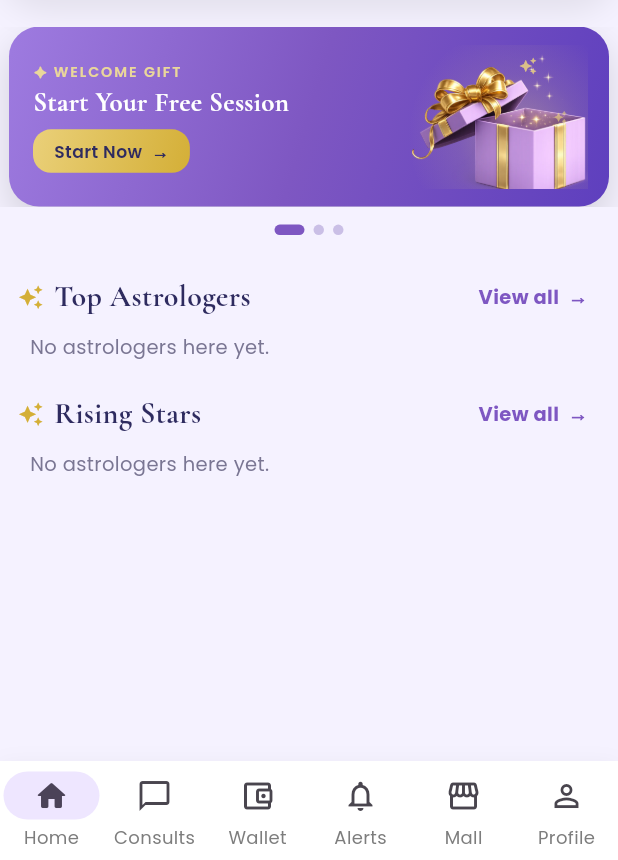
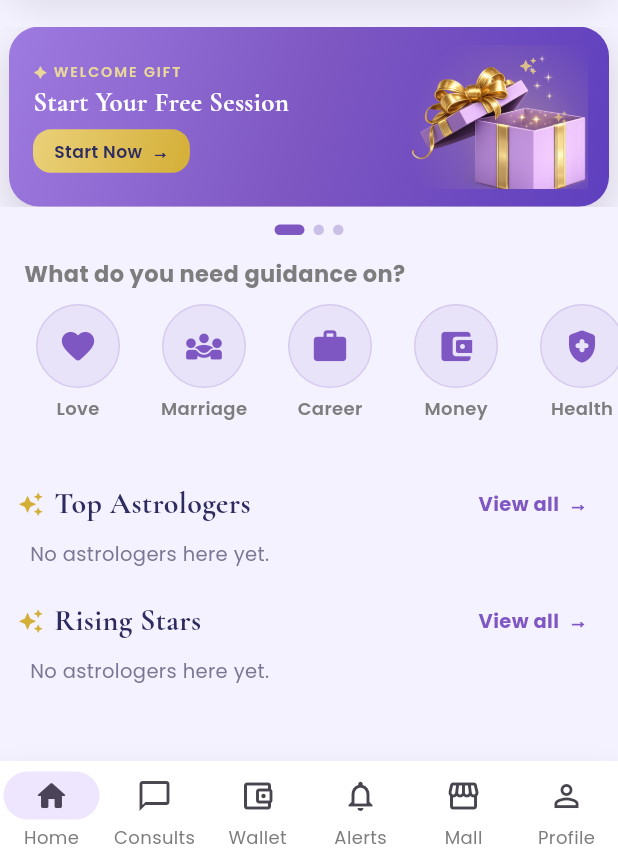
Before and after one commit to aaddrriisshh-dev/Asktro, a Flutter app: the HomeShell screen opened directly, on a phone screen of 412 x 824 dp, the part 376-1236 px from its top. Run offline on Flutter 3.47's test engine with Material 3 defaults, Android fonts, the phone set to English and light mode, and no system bars; our stand-ins replace audioplayers, cached_network_image, cloud_firestore, cloud_functions, connectivity_plus, equatable and 18 more; missing offline and left inert: agora_rtc_engine, firebase_app_check, flutter_file_dialog, razorpay_flutter; accounts and stored records are empty.

Commit message:
persona Phase B: home discovery by specialization (AI + human)
Tap a need, see the astrologers who specialise in it.

- Home feed: a 'What do you need guidance on?' category row (Love,
  Marriage, Career, Money, Health, Education, Spirituality, Remedies)
  under the banners.
- category_screen.dart: CategoryRow + CategoryScreen + an autoDispose
  family provider. Each category streams astrologers whose
  specializations array contains the tag, consultable-first then rating,
  mixing AI + human. Reuses AstrologerCard so it matches the rails/search.
- repositories: watchBySpecialization(tag) — single-field arrayContains
  query (no composite index), client-side sort, same pattern as the
  existing rails.

App-only; needs a rebuild to see. Sparse until astrologers are tagged /
the persona roster is seeded.

Co-Authored-By: Claude Opus 4.8 <noreply@anthropic.com>
Claude-Session: https://claude.ai/code/session_01WRrriC1w7QS5YfDnWvnAQM

```diff
--- /dev/null
+++ b/apps/customer/lib/features/home/category_screen.dart
@@ -0,0 +1,155 @@
+import 'package:flutter/material.dart';
+import 'package:flutter_riverpod/flutter_riverpod.dart';
+import 'package:shared_flutter/shared_flutter.dart';
+
+import '../../app/providers.dart';
+import '../astrologer/astrologer_card.dart';
+
+/// The eight controlled discovery categories (mirror the `specializations` tag
+/// list on the astrologer doc, and the portal picker). Icon + label are display;
+/// `tag` is the stored value queried against.
+class DiscoveryCategory {
+  const DiscoveryCategory(this.tag, this.label, this.icon);
+  final String tag;
+  final String label;
+  final IconData icon;
+}
+
+const kDiscoveryCategories = <DiscoveryCategory>[
+  DiscoveryCategory('love', 'Love', Icons.favorite_rounded),
+  DiscoveryCategory('marriage', 'Marriage', Icons.diversity_3_rounded),
+  DiscoveryCategory('career', 'Career', Icons.work_rounded),
+  DiscoveryCategory('money', 'Money', Icons.account_balance_wallet_rounded),
+  DiscoveryCategory('health', 'Health', Icons.health_and_safety_rounded),
+  DiscoveryCategory('education', 'Education', Icons.school_rounded),
+  DiscoveryCategory('spirituality', 'Spirituality', Icons.self_improvement_rounded),
+  DiscoveryCategory('remedies', 'Remedies', Icons.spa_rounded),
+];
+
+/// Astrologers (AI + human) carrying a given specialization tag, consultable
+/// first then by rating. autoDispose family so each category streams only while open.
+final astrologersBySpecializationProvider =
+    StreamProvider.autoDispose.family<List<Astrologer>, String>((ref, tag) {
+  return ref.watch(astrologerRepositoryProvider).watchBySpecialization(tag);
+});
+
+/// Full-screen list for one discovery category, reached by tapping a category
+/// chip on the home feed. Reuses [AstrologerCard] so cards look identical to the
+/// rails and search.
+class CategoryScreen extends ConsumerWidget {
+  const CategoryScreen({super.key, required this.category});
+  final DiscoveryCategory category;
+
+  @override
+  Widget build(BuildContext context, WidgetRef ref) {
+    final async = ref.watch(astrologersBySpecializationProvider(category.tag));
+    final bottom = AppSpacing.lg + MediaQuery.of(context).padding.bottom;
+    return Scaffold(
+      appBar: AppBar(
+        title: Row(
+          mainAxisSize: MainAxisSize.min,
+          children: [
+            Icon(category.icon, size: 20),
+            const SizedBox(width: 8),
+            Text(category.label),
+          ],
+        ),
+      ),
+      body: async.when(
+        loading: () => ListView.builder(
+          padding: EdgeInsets.fromLTRB(AppSpacing.lg, AppSpacing.lg, AppSpacing.lg, bottom),
+          itemCount: 5,
+          itemBuilder: (_, __) => const Padding(
+            padding: EdgeInsets.only(bottom: AppSpacing.md),
+            child: AstrologerCardSkeleton(),
+          ),
+        ),
+        error: (_, __) => const EmptyState(
+          icon: Icons.cloud_off_rounded,
+          title: 'Could not load',
+          message: 'Please check your connection and try again.',
+        ),
+        data: (list) => list.isEmpty
+            ? EmptyState(
+                icon: category.icon,
+                title: 'No ${category.label.toLowerCase()} astrologers yet',
+                message: 'Try another category or browse all astrologers.',
+              )
+            : ListView.builder(
+                padding: EdgeInsets.fromLTRB(AppSpacing.lg, AppSpacing.lg, AppSpacing.lg, bottom),
+                itemCount: list.length,
+                itemBuilder: (_, i) => Padding(
+                  padding: const EdgeInsets.only(bottom: AppSpacing.md),
+                  child: AstrologerCard(astrologer: list[i]),
+                ),
+              ),
+      ),
+    );
+  }
+}
+
+/// Horizontal row of tappable category chips for the home feed — "find an
+/// astrologer by what you need". Each opens the matching [CategoryScreen].
+class CategoryRow extends StatelessWidget {
+  const CategoryRow({super.key});
+
+  @override
+  Widget build(BuildContext context) {
+    return Column(
+      crossAxisAlignment: CrossAxisAlignment.start,
+      children: [
+        const Padding(
+          padding: EdgeInsets.fromLTRB(AppSpacing.lg, 4, AppSpacing.lg, 10),
+          child: Text('What do you need guidance on?',
+              style: TextStyle(fontSize: 15, fontWeight: FontWeight.w700)),
+        ),
+        SizedBox(
+          height: 92,
+          child: ListView.separated(
+            scrollDirection: Axis.horizontal,
+            padding: const EdgeInsets.symmetric(horizontal: AppSpacing.lg),
+            itemCount: kDiscoveryCategories.length,
+            separatorBuilder: (_, __) => const SizedBox(width: 12),
+            itemBuilder: (_, i) => _CategoryChip(category: kDiscoveryCategories[i]),
+          ),
+        ),
+      ],
+    );
+  }
+}
+
+class _CategoryChip extends StatelessWidget {
+  const _CategoryChip({required this.category});
+  final DiscoveryCategory category;
+
+  @override
+  Widget build(BuildContext context) {
+    const purple = Color(0xFF7E57C2);
+    return GestureDetector(
+      onTap: () => Navigator.of(context)
+          .push(MaterialPageRoute(builder: (_) => CategoryScreen(category: category))),
+      child: SizedBox(
+        width: 72,
+        child: Column(
+          children: [
+            Container(
+              width: 56,
+              height: 56,
+              decoration: BoxDecoration(
+                color: purple.withValues(alpha: 0.10),
+                shape: BoxShape.circle,
+                border: Border.all(color: purple.withValues(alpha: 0.18)),
+              ),
+              child: Icon(category.icon, color: purple, size: 26),
+            ),
+            const SizedBox(height: 6),
+            Text(category.label,
+                maxLines: 1,
+                overflow: TextOverflow.ellipsis,
+                style: const TextStyle(fontSize: 12, fontWeight: FontWeight.w600)),
+          ],
+        ),
+      ),
+    );
+  }
+}
--- a/apps/customer/lib/features/home/home_feed.dart
+++ b/apps/customer/lib/features/home/home_feed.dart
@@ -6,6 +6,7 @@ import 'package:shared_flutter/shared_flutter.dart';
 
 import '../../app/providers.dart';
 import 'home_continue_rail.dart';
+import 'category_screen.dart';
 import 'home_favorites_rail.dart';
 import '../blogs/blogs.dart';
 import 'trust_banner.dart';
@@ -84,6 +85,10 @@ class HomeFeed extends ConsumerWidget {
             _celestialTop(context, ref, profile),
             const SizedBox(height: 18),
             const _HomeBanners(),
+            const SizedBox(height: 12),
+            // Discovery by need — tap a category to see AI + human astrologers
+            // who specialise in it.
+            const CategoryRow(),
             const SizedBox(height: 6),
             // Retention surfaces — resume a recent chat, and your adopted
             // astrologers. Each hides itself when the user has none yet.
```
Also changed, not shown: apps/customer/lib/data/repositories.dart (+18 -0 lines).
